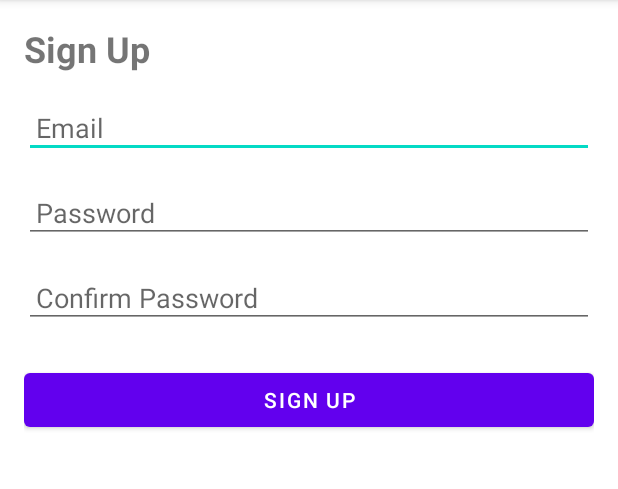
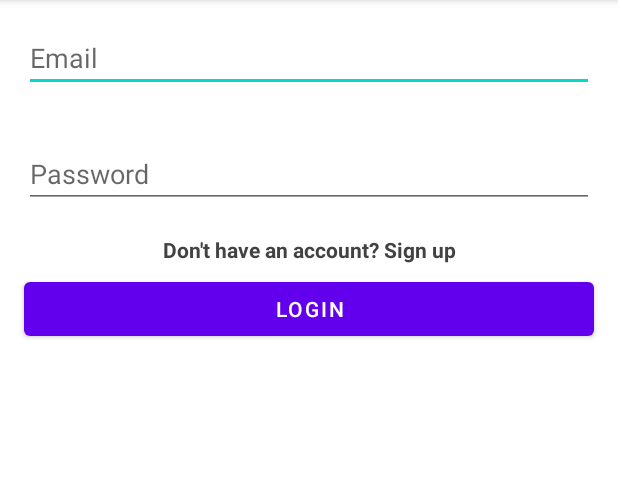
Before and after one commit to shachar1236/School-programming-project, an Android app: the screen it shows after launch (SignupActivity before the commit, LoginActivity after it), on a phone screen of 412 x 824 dp, the part 84-573 px from its top. Run offline under Robolectric (Android 15) with nearby library versions, the phone set to English and light mode, and no system bars; our stand-ins replace Firebase (no records; nobody signed in at launch, a user with empty details on screens opened directly).

Commit message:
Added Login activity

```diff
--- /dev/null
+++ b/Chat app/app/src/main/java/com/example/shacharchatapp/LoginActivity.java
@@ -0,0 +1,75 @@
+package com.example.shacharchatapp;
+
+import android.content.Intent;
+import android.os.Bundle;
+import android.view.View;
+import android.widget.Button;
+import android.widget.EditText;
+import android.widget.TextView;
+import android.widget.Toast;
+
+import androidx.annotation.NonNull;
+import androidx.appcompat.app.AppCompatActivity;
+
+import com.google.android.gms.tasks.OnCompleteListener;
+import com.google.android.gms.tasks.Task;
+import com.google.firebase.auth.AuthResult;
+import com.google.firebase.auth.FirebaseAuth;
+
+public class LoginActivity extends AppCompatActivity {
+    private EditText mEmailField;
+    private EditText mPasswordField;
+    private Button mLoginButton;
+    private TextView mSignUpTextView;
+
+
+    private FirebaseAuth mAuth;
+
+    @Override
+    protected void onCreate(Bundle savedInstanceState) {
+        super.onCreate(savedInstanceState);
+        setContentView(R.layout.activity_login);
+
+        mAuth = FirebaseAuth.getInstance();
+
+        mEmailField = findViewById(R.id.email_field);
+        mPasswordField = findViewById(R.id.password_field);
+        mLoginButton = findViewById(R.id.login_button);
+        mSignUpTextView = findViewById(R.id.signup_textview);
+
+        mLoginButton.setOnClickListener(new View.OnClickListener() {
+            @Override
+            public void onClick(View v) {
+                String email = mEmailField.getText().toString();
+                String password = mPasswordField.getText().toString();
+
+                mAuth.signInWithEmailAndPassword(email, password)
+                        .addOnCompleteListener(LoginActivity.this, new OnCompleteListener<AuthResult>() {
+                            @Override
+                            public void onComplete(@NonNull Task<AuthResult> task) {
+                                if (task.isSuccessful()) {
+                                    // Login successful, navigate to main activity
+                                    Intent intent = new Intent(LoginActivity.this, ChatActivity.class);
+                                    startActivity(intent);
+                                    finish();
+                                } else {
+                                    // Login failed, display an error message
+                                    Toast.makeText(LoginActivity.this, "Authentication failed.",
+                                            Toast.LENGTH_SHORT).show();
+                                }
+                            }
+                        });
+            }
+        });
+
+        mSignUpTextView.setOnClickListener(new View.OnClickListener() {
+            @Override
+            public void onClick(View v) {
+                Intent intent = new Intent(LoginActivity.this, SignupActivity.class);
+                startActivity(intent);
+                finish();
+            }
+        });
+
+    }
+}
--- /dev/null
+++ b/Chat app/app/src/main/java/com/example/shacharchatapp/MainActivity.java
@@ -0,0 +1,34 @@
+package com.example.shacharchatapp;
+
+import android.content.Intent;
+import android.os.Bundle;
+
+import androidx.appcompat.app.AppCompatActivity;
+
+import com.google.firebase.FirebaseApp;
+import com.google.firebase.auth.FirebaseAuth;
+import com.google.firebase.auth.FirebaseUser;
+
+public class MainActivity extends AppCompatActivity {
+
+    @Override
+    protected void onCreate(Bundle savedInstanceState) {
+        super.onCreate(savedInstanceState);
+        FirebaseApp.initializeApp(this);
+        FirebaseAuth mAuth = FirebaseAuth.getInstance();
+        FirebaseUser currentUser = mAuth.getCurrentUser();
+
+        if (currentUser != null) {
+            // User is already logged in, navigate to chat activity
+            Intent intent = new Intent(this, ChatActivity.class);
+            startActivity(intent);
+            finish();
+        } else {
+            // User is not logged in, show the login screen
+            Intent intent = new Intent(this, LoginActivity.class);
+            startActivity(intent);
+            finish();
+        }
+
+    }
+}
--- /dev/null
+++ b/Chat app/app/src/main/res/layout/activity_login.xml
@@ -0,0 +1,47 @@
+<RelativeLayout xmlns:android="http://schemas.android.com/apk/res/android"
+    android:layout_width="match_parent"
+    android:layout_height="match_parent">
+
+    <EditText
+        android:id="@+id/email_field"
+        android:layout_width="match_parent"
+        android:layout_height="wrap_content"
+        android:hint="Email"
+        android:inputType="textEmailAddress"
+        android:layout_margin="16dp"/>
+
+    <EditText
+        android:id="@+id/password_field"
+        android:layout_width="match_parent"
+        android:layout_height="wrap_content"
+        android:layout_below="@id/email_field"
+        android:layout_marginStart="16dp"
+        android:layout_marginTop="16dp"
+        android:layout_marginEnd="16dp"
+        android:layout_marginBottom="16dp"
+        android:hint="Password"
+        android:inputType="textPassword" />
+
+    <TextView
+        android:id="@+id/signup_textview"
+        android:layout_width="match_parent"
+        android:layout_height="wrap_content"
+        android:layout_below="@+id/password_field"
+        android:text="Don't have an account? Sign up"
+        android:textSize="14sp"
+        android:textColor="@color/cardview_dark_background"
+        android:layout_marginTop="2dp"
+        android:gravity="center"
+        android:textStyle="bold" />
+
+    <Button
+        android:id="@+id/login_button"
+        android:layout_width="match_parent"
+        android:layout_height="wrap_content"
+        android:layout_below="@+id/signup_textview"
+        android:layout_marginStart="16dp"
+        android:layout_marginTop="6dp"
+        android:layout_marginEnd="16dp"
+        android:text="Login" />
+
+</RelativeLayout>
```
Also changed, not shown: Chat app/app/src/main/AndroidManifest.xml (+12 -6 lines), Chat app/app/src/main/java/com/example/shacharchatapp/ChatActivity.java (added, +14 -0 lines), Chat app/app/src/main/java/com/example/shacharchatapp/SignupActivity.java (+13 -0 lines), Chat app/app/src/main/res/layout/activity_chat.xml (added, +9 -0 lines), Chat app/app/src/main/res/layout/activity_main.xml (added, +9 -0 lines), Chat app/app/src/main/res/layout/activity_signup.xml (+13 -1 lines).
